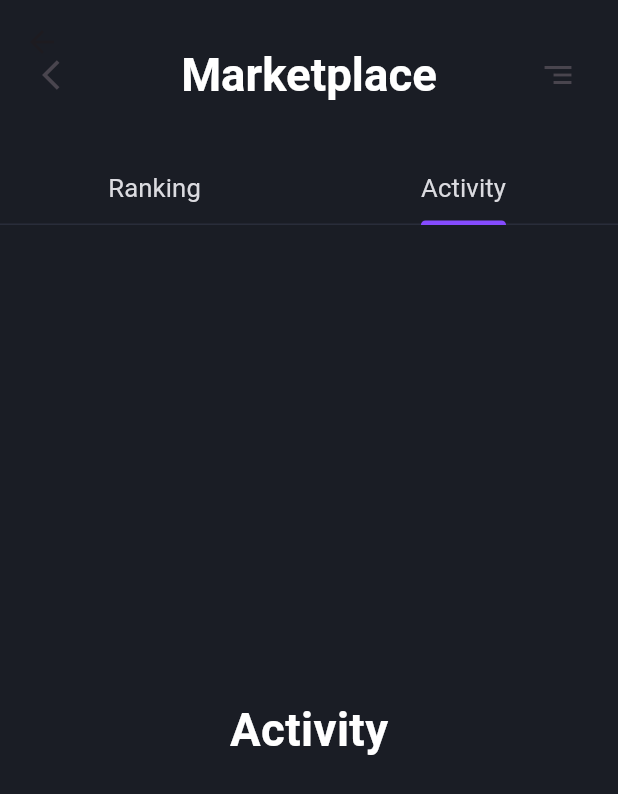
After one commit to jeankpoti/nftmarketplace, a Flutter app: the ProductDetailsScreen screen opened directly, tab 2 chosen, on a phone screen of 412 x 824 dp. The commit adds this screen. Shown: the top 794 px of the screen. Run offline on Flutter 3.47's test engine with Material 3 defaults, Android fonts, the phone set to English and light mode, and no system bars; our stand-ins replace flutter_screenutil, google_fonts, persistent_bottom_nav_bar; Roboto replaces fonts that are missing (Acme).

Commit message:
Add details page

```diff
--- /dev/null
+++ b/lib/screens/product_details_screen.dart
@@ -0,0 +1,186 @@
+import 'package:flutter/material.dart';
+import 'package:flutter_screenutil/flutter_screenutil.dart';
+import 'package:nftmarketplace/constants/app_colors.dart';
+
+import '../constants/app_text.styles.dart';
+import 'ranking_screen.dart';
+
+class ProductDetailsScreen extends StatefulWidget {
+  final String? imageUrl;
+  const ProductDetailsScreen({super.key, this.imageUrl = ''});
+
+  @override
+  State<ProductDetailsScreen> createState() => _ProductDetailsScreenState();
+}
+
+class _ProductDetailsScreenState extends State<ProductDetailsScreen>
+    with SingleTickerProviderStateMixin {
+  late TabController _controller;
+
+  @override
+  void initState() {
+    super.initState();
+    _controller = TabController(length: 2, vsync: this);
+  }
+
+  @override
+  void dispose() {
+    _controller.dispose();
+    super.dispose();
+  }
+
+  @override
+  Widget build(BuildContext context) {
+    return DefaultTabController(
+      length: 2,
+      child: Scaffold(
+        backgroundColor: AppColors.primary,
+        body: NestedScrollView(
+          headerSliverBuilder: (BuildContext context, bool innerBoxIsScrolled) {
+            return <Widget>[
+              SliverAppBar(
+                backgroundColor: AppColors.primary,
+                expandedHeight: 150.0,
+                floating: true,
+                pinned: true,
+                flexibleSpace: Padding(
+                  padding: EdgeInsets.only(bottom: 80.h),
+                  child: FlexibleSpaceBar(
+                    centerTitle: true,
+                    expandedTitleScale: 1,
+                    titlePadding: EdgeInsets.symmetric(horizontal: 16.w),
+                    title: Row(
+                      mainAxisAlignment: MainAxisAlignment.spaceBetween,
+                      children: [
+                        IconButton(
+                          onPressed: () => Navigator.pop(context),
+                          icon: const Icon(
+                            Icons.arrow_back_ios,
+                          ),
+                        ),
+                        Text(
+                          'Marketplace',
+                          style: AppTextStyles.title,
+                        ),
+                        IconButton(
+                          onPressed: () {},
+                          icon: const Icon(
+                            Icons.segment_outlined,
+                          ),
+                        ),
+                      ],
+                    ),
+                  ),
+                ),
+                bottom: TabBar(
+                  indicatorColor: AppColors.accent,
+                  dividerColor: const Color.fromARGB(255, 41, 45, 58),
+                  tabs: [
+                    Tab(
+                      child: Text(
+                        'Ranking',
+                        style: AppTextStyles.bodyLg,
+                      ),
+                    ),
+                    Tab(
+                      child: Text(
+                        'Activity',
+                        style: AppTextStyles.bodyLg,
+                      ),
+                    ),
+                  ],
+                ),
+              ),
+            ];
+          },
+          body: TabBarView(
+            children: [
+              // Ranking Screen
+              RankingScreen(imageUrl: widget.imageUrl),
+              // Activity Screen
+              Center(
+                child: Text(
+                  'Activity',
+                  style: AppTextStyles.title,
+                ),
+              ),
+            ],
+          ),
+        ),
+      ),
+    );
+
+    //  Padding(
+    //   padding: EdgeInsets.only(top: 40.h),
+    //   child: Column(
+    //     mainAxisAlignment: MainAxisAlignment.start,
+    //     crossAxisAlignment: CrossAxisAlignment.start,
+    //     children: [
+    //       // Row(
+    //       //   mainAxisAlignment: MainAxisAlignment.spaceEvenly,
+    //       //   children: [
+    //       //     IconButton(
+    //       //       onPressed: () => Navigator.pop(context),
+    //       //       icon: const Icon(
+    //       //         Icons.arrow_back_ios,
+    //       //       ),
+    //       //     ),
+    //       //     Text(
+    //       //       'Marketplace',
+    //       //       style: AppTextStyles.title,
+    //       //     ),
+    //       //     Padding(
+    //       //       padding: EdgeInsets.only(right: 8.w),
+    //       //       child: IconButton(
+    //       //         onPressed: () {},
+    //       //         icon: const Icon(
+    //       //           Icons.segment_outlined,
+    //       //         ),
+    //       //       ),
+    //       //     ),
+    //       //   ],
+    //       // ),
+    //       SizedBox(height: 20.h),
+    //       // TabBar(
+    //       //   controller: _controller,
+    //       //   indicatorColor: AppColors.accent,
+    //       //   dividerColor: const Color.fromARGB(255, 41, 45, 58),
+    //       //   tabs: [
+    //       //     Tab(
+    //       //       child: Text(
+    //       //         'Ranking',
+    //       //         style: AppTextStyles.bodyLg,
+    //       //       ),
+    //       //     ),
+    //       //     Tab(
+    //       //       child: Text(
+    //       //         'Activity',
+    //       //         style: AppTextStyles.bodyLg,
+    //       //       ),
+    //       //     ),
+    //       //   ],
+    //       // ),
+    //       Container(
+    //         color: AppColors.titleColor,
+    //         width: double.infinity,
+    //         height: 600.h,
+    //         child: TabBarView(
+    //           controller: _controller,
+    //           children: [
+    //             // Ranking Screen
+    //             const RankingScreen(),
+    //             // Activity Screen
+    //             Center(
+    //               child: Text(
+    //                 'Activity',
+    //                 style: AppTextStyles.bodyLg,
+    //               ),
+    //             ),
+    //           ],
+    //         ),
+    //       ),
+    //     ],
+    //   ),
+    // ),
+  }
+}
```
Also changed, not shown: lib/data/products.dart (added, +26 -0 lines), lib/screens/ranking_screen.dart (added, +187 -0 lines), lib/screens/trend_screen.dart (added, +61 -0 lines), lib/widgets/product_card.dart (+17 -31 lines).
